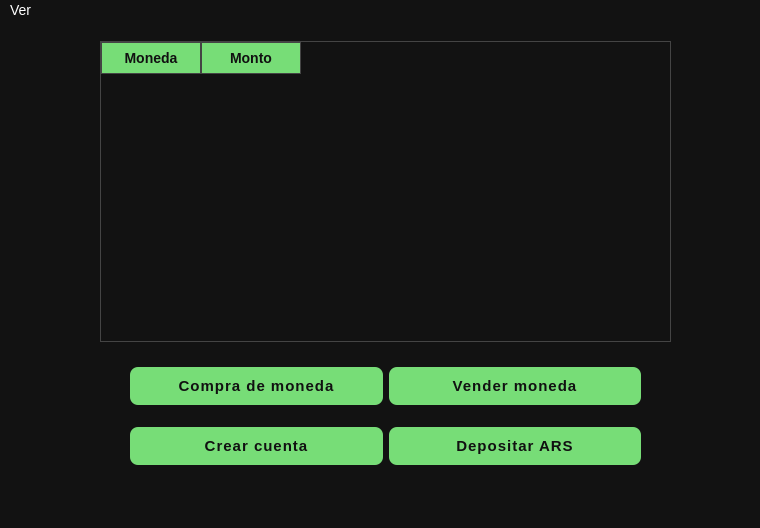
This is presentation/screens/WalletApp.ui in 444jime/wallet-app-project as Qt 5 draws it before an edit. The edited form follows.
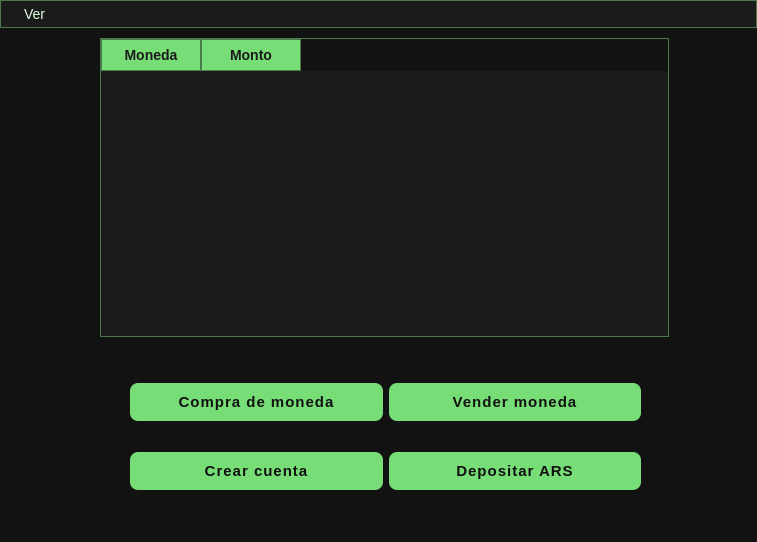
This is the edited form.

Patch:
```diff
--- a/presentation/screens/WalletApp.ui
+++ b/presentation/screens/WalletApp.ui
@@ -6,8 +6,8 @@
    <rect>
     <x>0</x>
     <y>0</y>
-    <width>760</width>
-    <height>528</height>
+    <width>757</width>
+    <height>542</height>
    </rect>
   </property>
   <property name="windowTitle">
@@ -28,7 +28,7 @@
       <x>130</x>
       <y>330</y>
       <width>511</width>
-      <height>131</height>
+      <height>157</height>
      </rect>
     </property>
     <layout class="QGridLayout" name="gridLayout">
@@ -154,83 +154,82 @@
      </item>
     </layout>
    </widget>
-   <widget class="QWidget" name="gridLayoutWidget_2">
+   <widget class="QTableWidget" name="tblAccs">
     <property name="geometry">
      <rect>
       <x>100</x>
-      <y>20</y>
-      <width>571</width>
-      <height>301</height>
+      <y>10</y>
+      <width>569</width>
+      <height>299</height>
      </rect>
     </property>
-    <layout class="QGridLayout" name="gridLayout_2">
-     <item row="0" column="0">
-      <widget class="QTableWidget" name="tblAccs">
-       <property name="styleSheet">
-        <string notr="true">QTableWidget {
-    background-color: transparent;
-    gridline-color: #333333;
-    border: 1px solid #444444;
+    <property name="styleSheet">
+     <string notr="true">QTableWidget {
+    background-color: #1b1b1b; 
+    gridline-color: #4a7a4a;
+    border: 1px solid #4a7a4a;
     font-family: Arial, sans-serif;
     font-size: 14px;
-	color: #111111;
+    color: #e0ffe0;
 }
 
 QHeaderView::section {
-    background-color: #77dd77;
-	color: #111111;
+    background-color: #77dd77;  
+    color: #1b1b1b; 
     padding: 5px;
-    border: 1px solid #444444;
+    border: 1px solid #4a7a4a;
     font-weight: bold;
 }
 
+QTableCornerButton::section {
+    background-color: #1b1b1b;
+    border: 1px solid #4a7a4a;
+}
+
 QTableWidget::item {
+    background-color: #1b1b1b; 
+    color: #e0ffe0;
     padding: 5px;
-    background-color: rgba(255,255,255,0);
 }
 
-QTableWidget::item:alternate {
-    background-color: rgba(255,255,255,0.05); 
-}
+
 
 QTableWidget::item:selected {
-    background-color: #4a90e2;
+    background-color: #4a7a4a; 
     color: #ffffff;
 }
 
 QScrollBar:vertical {
     border: none;
-    background: transparent;
+    background: #1b1b1b;
     width: 12px;
     margin: 0px 0px 0px 0px;
 }
 
 QScrollBar::handle:vertical {
-    background: #666666;
+    background: #77dd77;
     min-height: 20px;
     border-radius: 5px;
 }
 
 QScrollBar::add-line:vertical, QScrollBar::sub-line:vertical {
     height: 0;
-}</string>
-       </property>
-       <attribute name="verticalHeaderStretchLastSection">
-        <bool>false</bool>
-       </attribute>
-       <column>
-        <property name="text">
-         <string>Moneda</string>
-        </property>
-       </column>
-       <column>
-        <property name="text">
-         <string>Monto</string>
-        </property>
-       </column>
-      </widget>
-     </item>
-    </layout>
+}
+</string>
+    </property>
+    <attribute name="verticalHeaderStretchLastSection">
+     <bool>false</bool>
+    </attribute>
+    <column>
+     <property name="text">
+      <string>Moneda</string>
+     </property>
+    </column>
+    <column>
+     <property name="text">
+      <string>Monto</string>
+     </property>
+    </column>
    </widget>
   </widget>
   <widget class="QMenuBar" name="menubar">
@@ -238,18 +237,61 @@
     <rect>
      <x>0</x>
      <y>0</y>
-     <width>760</width>
-     <height>25</height>
+     <width>757</width>
+     <height>29</height>
     </rect>
    </property>
-   <widget class="QMenu" name="menuasd">
+   <property name="styleSheet">
+    <string notr="true">QMenuBar {
+    background-color: #1b1b1b;
+    color: #e0ffe0;
+    font-family: Arial, sans-serif;
+    font-size: 14px;
+    border: 1px solid #4a7a4a;
+}
+
+QMenuBar::item {
+    background-color: #1b1b1b;
+    padding: 5px 15px;
+    margin: 0px 2px;
+    border-radius: 4px;
+}
+
+QMenuBar::item:selected {
+    background-color: #77dd77;
+    color: #1b1b1b;
+}
+
+QMenu {
+    background-color: #1b1b1b;
+    color: #e0ffe0;
+    border: 1px solid #4a7a4a; 
+}
+
+QMenu::item {
+    background-color: #1b1b1b;
+    padding: 5px 25px;
+}
+
+QMenu::item:selected {
+    background-color: #4a7a4a;
+    color: #ffffff;
+}
+
+QMenu::separator {
+    height: 1px;
+    background: #4a7a4a;
+    margin: 5px 0px;
+}</string>
+   </property>
+   <widget class="QMenu" name="menuVer">
     <property name="title">
      <string>Ver</string>
     </property>
     <addaction name="actionCerrar_sesion"/>
     <addaction name="separator"/>
    </widget>
-   <addaction name="menuasd"/>
+   <addaction name="menuVer"/>
   </widget>
   <widget class="QStatusBar" name="statusbar"/>
   <action name="actionCerrar_sesion">
```
Left out of the diff: 62 changed lines with no effect on the pictures.
